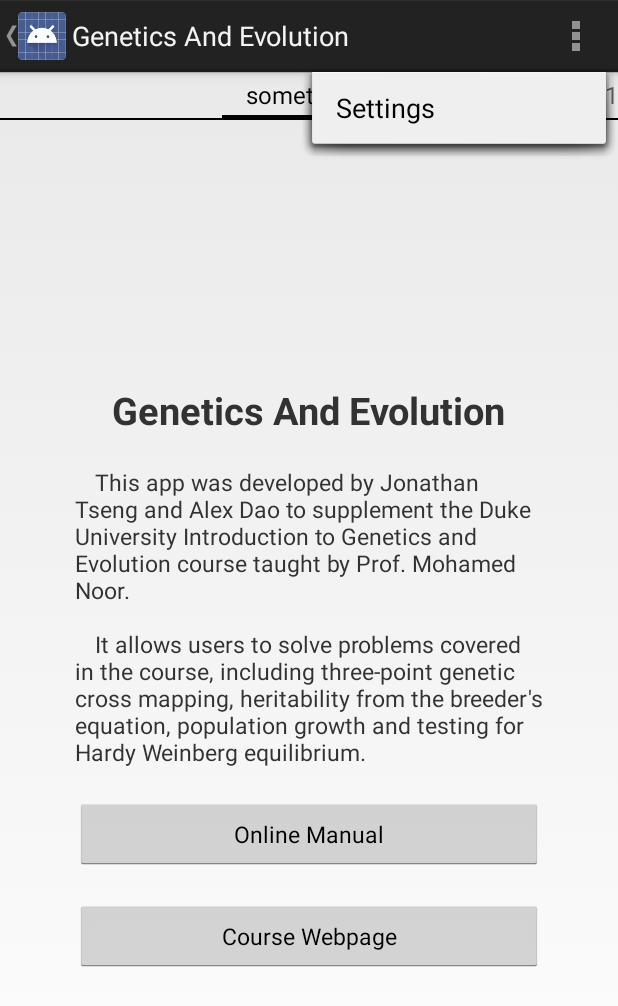
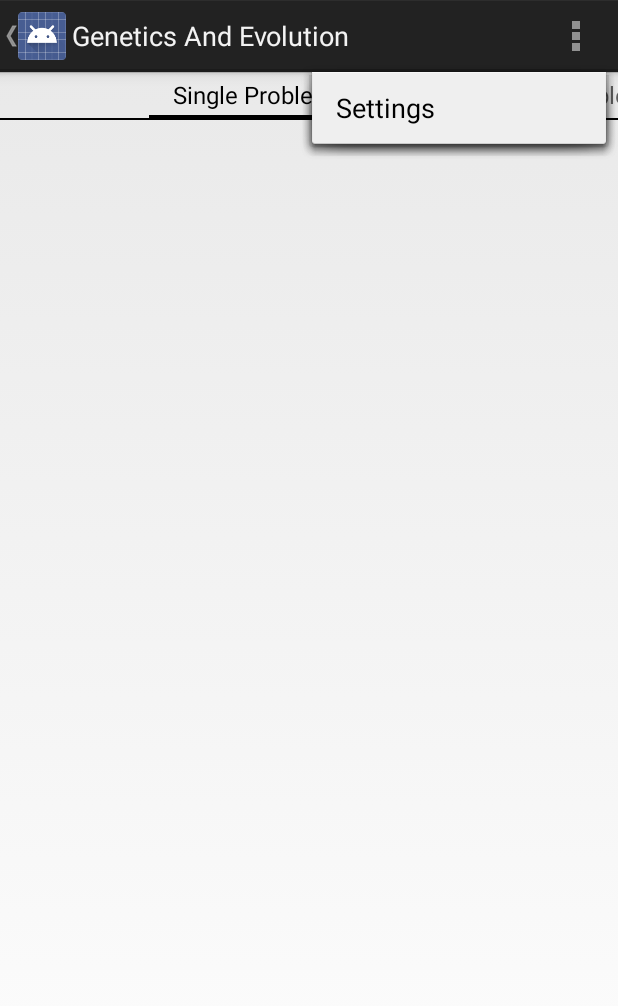
Before and after one commit to LNYApps/GeneticsAndEvolution, an Android app: the fragment ProblemGeneratorFragment placed in its activity, with the options menu open, on a phone screen of 412 x 824 dp. Shown: the top 1006 px of the screen. Run offline under Robolectric (Android 15) with nearby library versions, the phone set to English and light mode, and no system bars; 2 statements that could not run were skipped.

Commit message:
more fragments

```diff
--- a/app/src/main/java/com/lnyapps/geneticsandevolution/fragments/MultipleProblemGeneratorFragment.java
+++ b/app/src/main/java/com/lnyapps/geneticsandevolution/fragments/MultipleProblemGeneratorFragment.java
@@ -25,7 +25,7 @@ public class MultipleProblemGeneratorFragment extends Fragment {
     @Override
     public View onCreateView(LayoutInflater inflater, ViewGroup container,
                              Bundle savedInstanceState) {
-        View rootView = inflater.inflate(R.layout.fragment_about, container, false);
+        View rootView = inflater.inflate(R.layout.fragment_multipleproblemgenerator, container, false);
         return rootView;
     }
 
--- a/app/src/main/java/com/lnyapps/geneticsandevolution/fragments/ProblemGeneratorFragment.java
+++ b/app/src/main/java/com/lnyapps/geneticsandevolution/fragments/ProblemGeneratorFragment.java
@@ -60,12 +60,20 @@ public class ProblemGeneratorFragment extends Fragment {
 
         @Override
         public android.support.v4.app.Fragment getItem(int position) {
-            return new AboutFragment();
+            if (position == 0) {
+                return new SingleProblemGeneratorFragment();
+            } else {
+                return new MultipleProblemGeneratorFragment();
+            }
         }
 
         @Override
         public String getPageTitle(int position) {
-            return "something" + position;
+            if (position == 0) {
+                return getString(R.string.pg_single_title);
+            } else {
+                return getString(R.string.pg_multiple_title);
+            }
         }
 
     }
--- a/app/src/main/java/com/lnyapps/geneticsandevolution/fragments/SingleProblemGeneratorFragment.java
+++ b/app/src/main/java/com/lnyapps/geneticsandevolution/fragments/SingleProblemGeneratorFragment.java
@@ -24,7 +24,7 @@ public class SingleProblemGeneratorFragment extends Fragment {
     @Override
     public View onCreateView(LayoutInflater inflater, ViewGroup container,
                              Bundle savedInstanceState) {
-        View rootView = inflater.inflate(R.layout.fragment_about, container, false);
+        View rootView = inflater.inflate(R.layout.fragment_singleproblemgenerator, container, false);
         return rootView;
     }
 
--- /dev/null
+++ b/app/src/main/res/layout/fragment_multipleproblemgenerator.xml
@@ -0,0 +1,6 @@
+<?xml version="1.0" encoding="utf-8"?>
+<LinearLayout xmlns:android="http://schemas.android.com/apk/res/android"
+    android:layout_width="match_parent"
+    android:layout_height="match_parent">
+
+</LinearLayout>
--- /dev/null
+++ b/app/src/main/res/layout/fragment_singleproblemgenerator.xml
@@ -0,0 +1,6 @@
+<?xml version="1.0" encoding="utf-8"?>
+<LinearLayout xmlns:android="http://schemas.android.com/apk/res/android"
+    android:layout_width="match_parent"
+    android:layout_height="match_parent">
+
+</LinearLayout>
--- a/app/src/main/res/values/strings.xml
+++ b/app/src/main/res/values/strings.xml
@@ -65,4 +65,8 @@
     <string name="stq_submit">Submit</string>
     <string name="stq_refresh">Refresh</string>
 
+    <!-- Problem Generator Fragment -->
+    <string name="pg_single_title">Single Problem Generator</string>
+    <string name="pg_multiple_title">Multiple Problem Generator</string>
+
 </resources>
```
Also changed, not shown: 1 other file.
